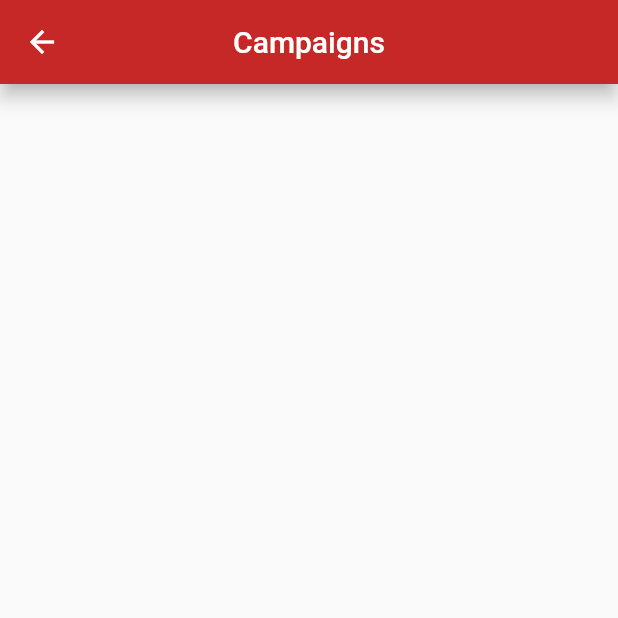
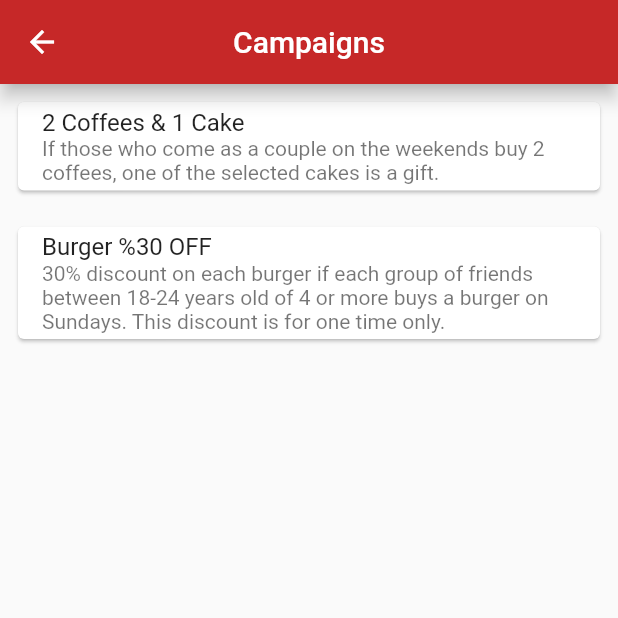
Before and after one commit to furkanayyildiz/Ozay_Restaurant_App, a Flutter app: the CampaignsPage screen opened directly, on a phone screen of 412 x 824 dp, the top half of it. Run offline on Flutter 3.47's test engine with Material 2 defaults, Android fonts, the phone set to English and light mode, and no system bars; our stand-ins replace animated_theme_switcher, bloc, carousel_slider, cloud_firestore, convex_bottom_bar, cool_alert and 10 more; missing offline and left inert: kartal; accounts and stored records are empty.

Commit message:
campaigns update

```diff
--- a/lib/view/campaigns_page.dart
+++ b/lib/view/campaigns_page.dart
@@ -19,36 +19,24 @@ class CampaignsPage extends StatelessWidget {
           elevation: 5,
           title: const Text("Campaigns"),
         ),
-      body: StreamBuilder<List<CampaignsModel>>(
-        stream: readCampaigns(),
-        builder: (context, snapshot) {
-          if (snapshot.hasError) {
-            return Text('Something went wrong ${snapshot.error}');
-          } else if (snapshot.hasData) {
-            final campaigns = snapshot.data;
-            return ListView(
-              padding: const EdgeInsets.all(16),
-              children: campaigns!.map(
-                (e) {
-                  return _buildCampaignsListTile(e, context);
-                },
-              ).toList(),
-            );
-          } else {
-            return const Center(
-              child: CircularProgressIndicator(),
-            );
-          }
-        },
-      ),
-    );
+        body: Column(
+          children: [
+            _buildCampaignsListTile("2 Coffees & 1 Cake",
+                "If those who come as a couple on the weekends buy 2 coffees, one of the selected cakes is a gift."),
+            _buildCampaignsListTile("Burger %30 OFF",
+                "30% discount on each burger if each group of friends between 18-24 years old of 4 or more buys a burger on Sundays. This discount is for one time only.")
+          ],
+        ));
   }
 
-  Widget _buildCampaignsListTile(CampaignsModel e, BuildContext context) {
-    return Card(
+  Widget _buildCampaignsListTile(String title, String description) {
+    return Padding(
+      padding: const EdgeInsets.all(8.0),
+      child: Card(
         child: ListTile(
-        title: Text(e.title),
-        subtitle: Text(e.description),
+          title: Text(title),
+          subtitle: Text(description),
+        ),
       ),
     );
   }
```
Lines whose indentation alone changed are shown as unchanged.
